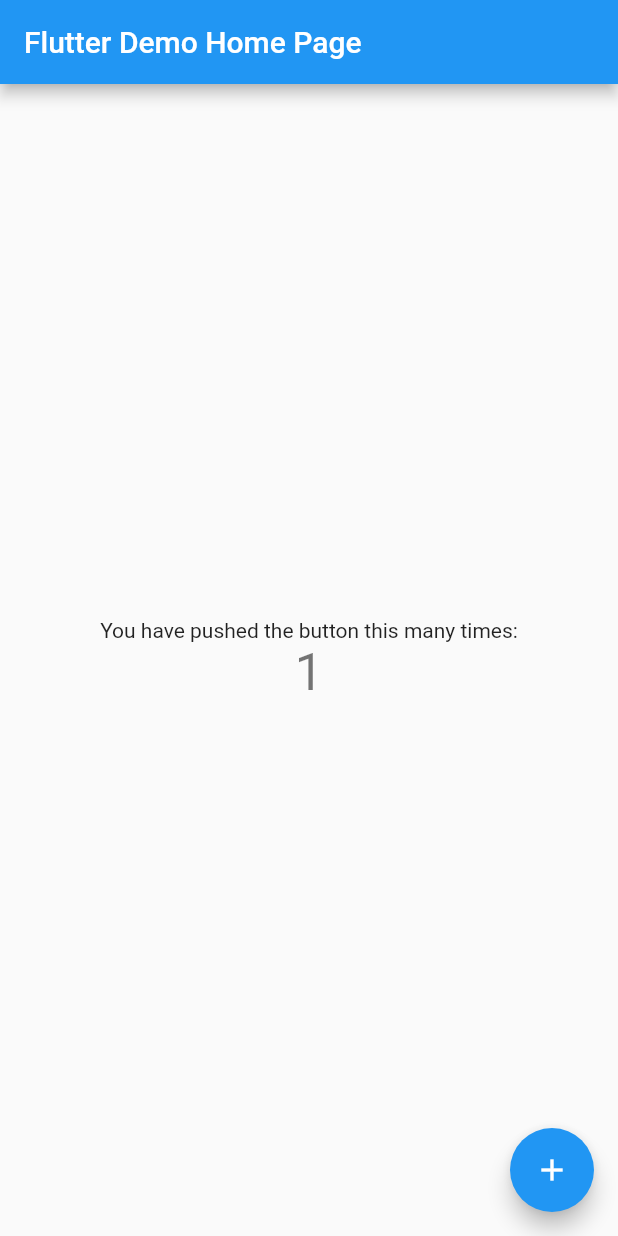
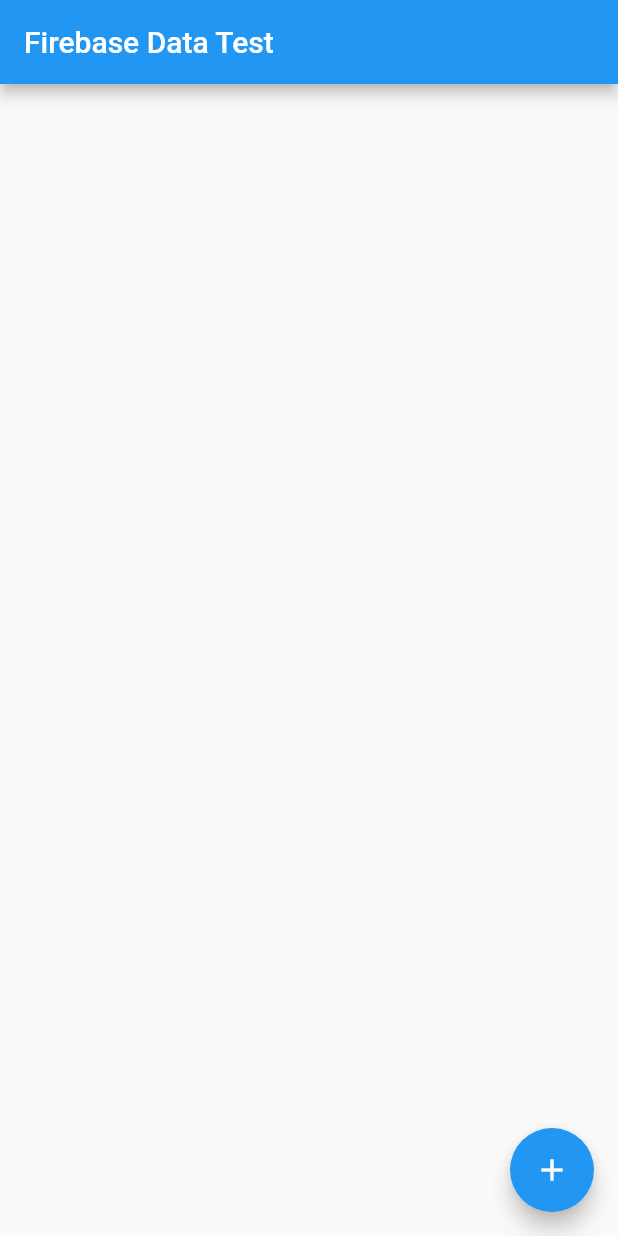
Before and after one commit to reskillamericans/Wildfire-Group3-flutter, a Flutter app: the screen it shows after launch, after a tap on the "add" icon, on a phone screen of 412 x 824 dp. Run offline on Flutter 3.47's test engine with Material 2 defaults, Android fonts, the light colour scheme and no system bars; our stand-ins replace cloud_firestore, firebase_core; accounts and stored records are empty.

Commit message:
Changed Code

```diff
--- a/wildfire3/lib/main.dart
+++ b/wildfire3/lib/main.dart
@@ -1,113 +1,72 @@
 import 'package:flutter/material.dart';
+import 'package:firebase_core/firebase_core.dart';
+import 'package:cloud_firestore/cloud_firestore.dart';
 
-void main() {
+void main() async {
+  WidgetsFlutterBinding.ensureInitialized();
+  await Firebase.initializeApp();
   runApp(MyApp());
 }
+// void main() {
+//   runApp(const MyApp());
+// }
 
 class MyApp extends StatelessWidget {
-  // This widget is the root of your application.
+  const MyApp({Key? key}) : super(key: key);
+
   @override
   Widget build(BuildContext context) {
     return MaterialApp(
-      title: 'Flutter Demo',
+      title: 'Firebase Data',
       theme: ThemeData(
-        // This is the theme of your application.
-        //
-        // Try running your application with "flutter run". You'll see the
-        // application has a blue toolbar. Then, without quitting the app, try
-        // changing the primarySwatch below to Colors.green and then invoke
-        // "hot reload" (press "r" in the console where you ran "flutter run",
-        // or simply save your changes to "hot reload" in a Flutter IDE).
-        // Notice that the counter didn't reset back to zero; the application
-        // is not restarted.
         primarySwatch: Colors.blue,
       ),
-      home: MyHomePage(title: 'Flutter Demo Home Page'),
+      home: const MyHomePage(title: 'Firebase Data Test'),
     );
   }
 }
 
 class MyHomePage extends StatefulWidget {
-  MyHomePage({Key? key, required this.title}) : super(key: key);
-
-  // This widget is the home page of your application. It is stateful, meaning
-  // that it has a State object (defined below) that contains fields that affect
-  // how it looks.
-
-  // This class is the configuration for the state. It holds the values (in this
-  // case the title) provided by the parent (in this case the App widget) and
-  // used by the build method of the State. Fields in a Widget subclass are
-  // always marked "final".
+  const MyHomePage({Key? key, required this.title}) : super(key: key);
 
   final String title;
 
   @override
-  _MyHomePageState createState() => _MyHomePageState();
+  State<MyHomePage> createState() => _MyHomePageState();
 }
 
 class _MyHomePageState extends State<MyHomePage> {
-  int _counter = 0;
+
 
   void _incrementCounter() {
-    setState(() {
-      // This call to setState tells the Flutter framework that something has
-      // changed in this State, which causes it to rerun the build method below
-      // so that the display can reflect the updated values. If we changed
-      // _counter without calling setState(), then the build method would not be
-      // called again, and so nothing would appear to happen.
-      _counter++;
-    });
+    setState(() {});
   }
 
-  @override
+
   Widget build(BuildContext context) {
-    // This method is rerun every time setState is called, for instance as done
-    // by the _incrementCounter method above.
-    //
-    // The Flutter framework has been optimized to make rerunning build methods
-    // fast, so that you can just rebuild anything that needs updating rather
-    // than having to individually change instances of widgets.
-    return Scaffold(
-      appBar: AppBar(
-        // Here we take the value from the MyHomePage object that was created by
-        // the App.build method, and use it to set our appbar title.
-        title: Text(widget.title),
+    return new Scaffold(
+      appBar: new AppBar(
+        title: new Text(widget.title),
       ),
-      body: Center(
-        // Center is a layout widget. It takes a single child and positions it
-        // in the middle of the parent.
-        child: Column(
-          // Column is also a layout widget. It takes a list of children and
-          // arranges them vertically. By default, it sizes itself to fit its
-          // children horizontally, and tries to be as tall as its parent.
-          //
-          // Invoke "debug painting" (press "p" in the console, choose the
-          // "Toggle Debug Paint" action from the Flutter Inspector in Android
-          // Studio, or the "Toggle Debug Paint" command in Visual Studio Code)
-          // to see the wireframe for each widget.
-          //
-          // Column has various properties to control how it sizes itself and
-          // how it positions its children. Here we use mainAxisAlignment to
-          // center the children vertically; the main axis here is the vertical
-          // axis because Columns are vertical (the cross axis would be
-          // horizontal).
-          mainAxisAlignment: MainAxisAlignment.center,
-          children: <Widget>[
-            Text(
-              'You have pushed the button this many times:',
-            ),
-            Text(
-              '$_counter',
-              style: Theme.of(context).textTheme.headline4,
-            ),
-          ],
-        ),
+      body: new StreamBuilder<QuerySnapshot>(
+        stream: FirebaseFirestore.instance.collection("Reports").snapshots(),
+        builder: (context, snapshot) {
+          if (!snapshot.hasData) return new Text("Loading..");
+          return new ListView.builder(
+              itemCount: (snapshot.data!.docs.length),
+              itemBuilder: (context, index) {
+                DocumentSnapshot ds = snapshot.data!.docs[index];
+                return new Text(ds['name']);
+              });
+        },
+
       ),
-      floatingActionButton: FloatingActionButton(
-        onPressed: _incrementCounter,
+      floatingActionButton: new FloatingActionButton(
+        onPressed:
+         _incrementCounter,
         tooltip: 'Increment',
-        child: Icon(Icons.add),
-      ), // This trailing comma makes auto-formatting nicer for build methods.
+        child: const Icon(Icons.add),
+      ),
     );
   }
 }
--- a/wildfire3/pubspec.yaml
+++ b/wildfire3/pubspec.yaml
@@ -24,10 +24,13 @@
   flutter:
     sdk: flutter
 
+  firebase_core:
+  cloud_firestore:
 
   # The following adds the Cupertino Icons font to your application.
   # Use with the CupertinoIcons class for iOS style icons.
   cupertino_icons: ^1.0.2
+
 
 dev_dependencies:
   flutter_test:
```
Also changed, not shown: wildfire3/pubspec.lock, 3 other files.
